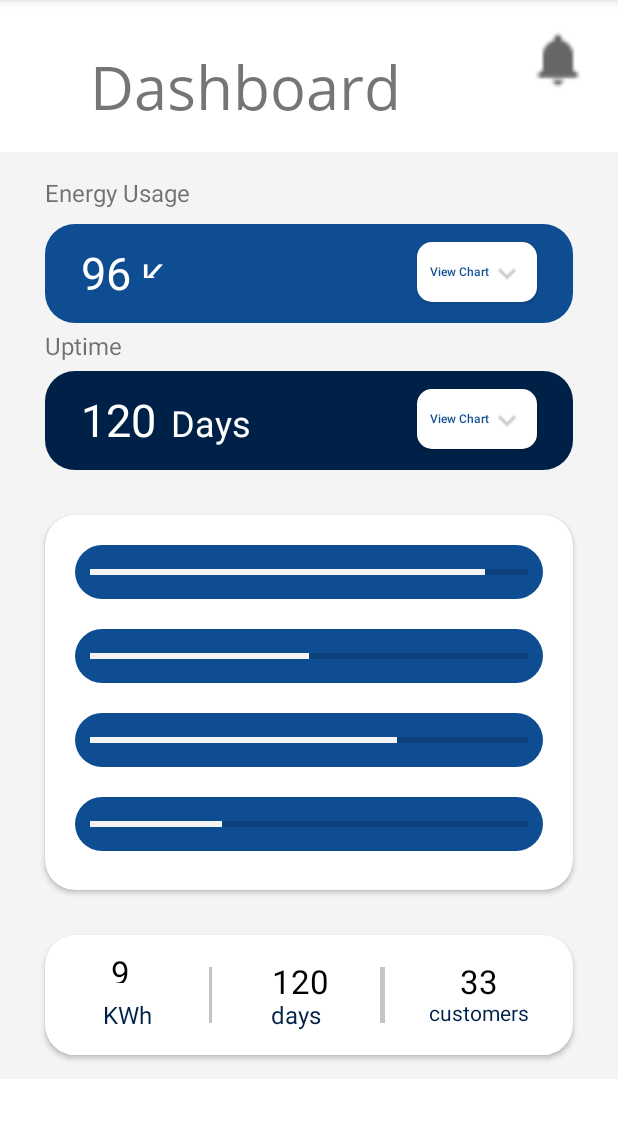
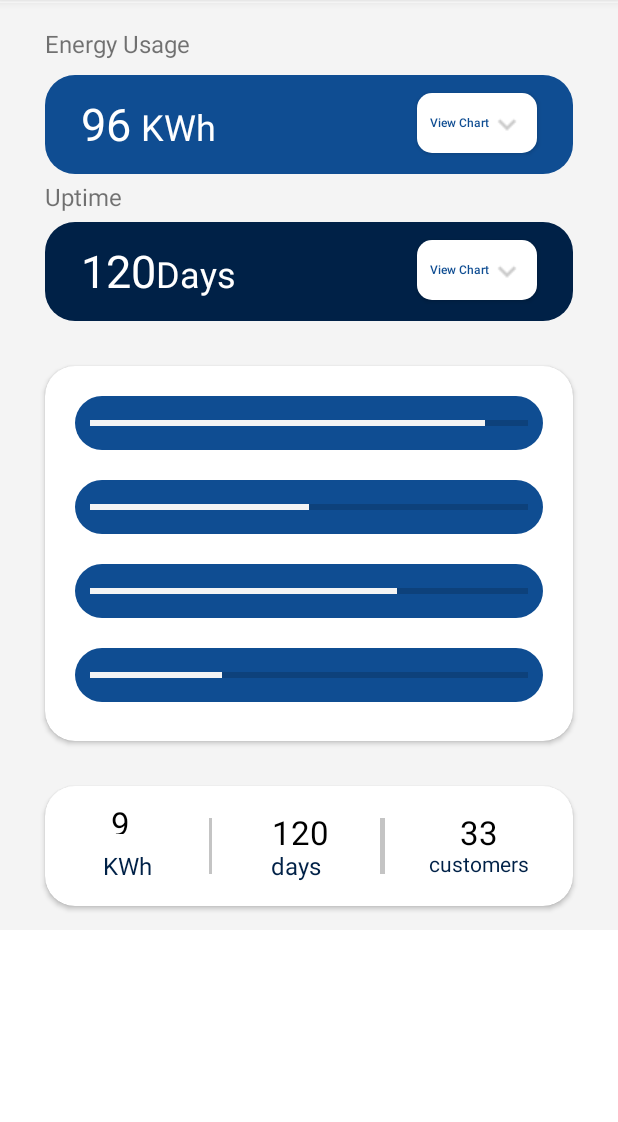
Before and after one commit to josdebum/Viathan-App, an Android app: the fragment DashboardFragment shown on its own in the app's theme, on a phone screen of 412 x 824 dp, the part 84-1206 px from its top. Run offline under Robolectric (Android 15) with nearby library versions, the phone set to English and light mode, and no system bars.

Commit message:
new commit

```diff
--- a/app/src/main/java/com/example/viathanapp/StatisticsScreen.kt
+++ b/app/src/main/java/com/example/viathanapp/StatisticsScreen.kt
@@ -20,11 +20,6 @@ class StatisticsScreen : AppCompatActivity() {
         viewPager.adapter = sectionsPagerAdapter
         val tabs: TabLayout = findViewById(R.id.tabs)
         tabs.setupWithViewPager(viewPager)
-        val fab: FloatingActionButton = findViewById(R.id.fab)
 
-        fab.setOnClickListener { view ->
-            Snackbar.make(view, "Replace with your own action", Snackbar.LENGTH_LONG)
-                .setAction("Action", null).show()
-        }
     }
 }
--- a/app/src/main/java/com/example/viathanapp/ui/customers/CustomersAdapter.kt
+++ b/app/src/main/java/com/example/viathanapp/ui/customers/CustomersAdapter.kt
@@ -41,7 +41,7 @@ private val context: Context
 
     override fun onCreateViewHolder(parent: ViewGroup, viewType: Int): ViewHolder {
         val view =
-            LayoutInflater.from(context).inflate(R.layout.message_item, parent, false)
+            LayoutInflater.from(context).inflate(R.layout.customers_item, parent, false)
 
         return ViewHolder(view)
     }
--- a/app/src/main/java/com/example/viathanapp/ui/dashboard/DashboardFragment.kt
+++ b/app/src/main/java/com/example/viathanapp/ui/dashboard/DashboardFragment.kt
@@ -1,14 +1,20 @@
 package com.example.viathanapp.ui.dashboard
 
+import android.content.Intent
 import android.os.Bundle
 import android.view.LayoutInflater
 import android.view.View
 import android.view.ViewGroup
+import android.widget.Button
+import androidx.drawerlayout.widget.DrawerLayout
 import androidx.fragment.app.Fragment
 import com.example.viathanapp.R
+import com.example.viathanapp.StatisticsScreen
+import kotlinx.android.synthetic.main.fragment_dashboard.*
+import kotlinx.android.synthetic.main.fragment_dashboard.view.*
 
 class DashboardFragment : Fragment() {
-
+    //private lateinit var button : Button
 
 
     override fun onCreateView(
@@ -16,13 +22,23 @@ class DashboardFragment : Fragment() {
         container: ViewGroup?,
         savedInstanceState: Bundle?
     ): View? {
-//        dashboardViewModel =
-//            ViewModelProviders.of(this).get(DashboardViewModel::class.java)
-       val root = inflater.inflate(R.layout.fragment_dashboard, container, false)
-//        val textView: TextView = root.findViewById(R.id.text_home)
-//        dashboardViewModel.text.observe(viewLifecycleOwner, Observer {
-//            textView.text = it
-//        })
+
+        val root = inflater.inflate(R.layout.fragment_dashboard, container, false)
+        root.view_bt.setOnClickListener(){
+            val context= root.context
+            val intent = Intent( context, StatisticsScreen::class.java)
+            context.startActivity(intent)
+
+        }
+
+
         return root
 
-}}
+    }
+
+    override fun onViewCreated(view: View, savedInstanceState: Bundle?) {
+        super.onViewCreated(view, savedInstanceState)
+
+
+    }
+    }
--- a/app/src/main/java/com/example/viathanapp/ui/main/SectionsPagerAdapter.kt
+++ b/app/src/main/java/com/example/viathanapp/ui/main/SectionsPagerAdapter.kt
@@ -8,7 +8,8 @@ import com.example.viathanapp.R
 
 private val TAB_TITLES = arrayOf(
     R.string.tab_text_1,
-    R.string.tab_text_2
+    R.string.tab_text_2,
+    R.string.tab_text_3
 )
 
 /**
@@ -30,6 +31,6 @@ class SectionsPagerAdapter(private val context: Context, fm: FragmentManager) :
 
     override fun getCount(): Int {
         // Show 2 total pages.
-        return 2
+        return 3
     }
 }
--- a/app/src/main/res/drawable/side_nav_bar.xml
+++ b/app/src/main/res/drawable/side_nav_bar.xml
@@ -2,9 +2,8 @@
     android:shape="rectangle">
     <gradient
 
-
-        android:centerColor="#FFFFFF"
-        android:endColor="#FFFFFF"
+        android:centerColor="#002147"
+        android:endColor="#002147"
         android:startColor="#FFFFFF"
         android:type="linear" />
 </shape>
--- a/app/src/main/res/layout/fragment_dashboard.xml
+++ b/app/src/main/res/layout/fragment_dashboard.xml
@@ -12,45 +12,18 @@
             android:layout_width="match_parent"
             android:layout_height="match_parent">
 
-            <androidx.constraintlayout.widget.ConstraintLayout
-                android:layout_width="match_parent"
-                android:layout_height="match_parent">
-
-
-                <androidx.appcompat.widget.AppCompatImageView
-                    android:id="@+id/notification"
-                    android:layout_width="40dp"
-                    android:layout_height="40dp"
-                    android:layout_margin="20dp"
-                    app:layout_constraintEnd_toEndOf="parent"
-                    app:layout_constraintTop_toTopOf="parent"
-                    android:src="@drawable/notification_icon"/>
-
-                <androidx.appcompat.widget.AppCompatTextView
-                    android:fontFamily="@font/open_sans_regular"
-                    android:id="@+id/text"
-                    android:layout_marginTop="30dp"
-                    android:layout_width="wrap_content"
-                    android:layout_height="wrap_content"
-                    app:layout_constraintStart_toStartOf="parent"
-                    app:layout_constraintTop_toTopOf="parent"
-                    android:text="@string/dashboard"
-                    android:textSize="40sp"
-                    android:layout_marginStart="60dp"
-                    android:layout_marginLeft="40dp" />
-
 
 
                     <androidx.constraintlayout.widget.ConstraintLayout
                         android:id="@+id/layout"
                         android:layout_width="match_parent"
                         android:layout_height="match_parent"
-                        app:layout_constraintTop_toBottomOf="@id/text"
+                        app:layout_constraintTop_toBottomOf="@id/notification"
                         app:layout_constraintStart_toStartOf="parent"
                         app:layout_constraintBottom_toBottomOf="parent"
                         android:background="#F4F4F4"
                         android:orientation="vertical"
-                        android:layout_marginTop="16dp">
+                        android:layout_marginTop="2dp">
                         <TextView
                             android:id="@+id/text1"
                             android:layout_width="wrap_content"
@@ -93,8 +66,8 @@
 
                             <androidx.appcompat.widget.AppCompatTextView
                                 android:id="@+id/text2"
-                                android:layout_width="36dp"
-                                android:layout_height="18dp"
+                                android:layout_width="wrap_content"
+                                android:layout_height="wrap_content"
                                 android:layout_alignLeft="@id/energy_value"
                                 android:layout_marginStart="40dp"
                                 android:layout_marginLeft="40dp"
@@ -171,11 +144,11 @@
                                 android:layout_width="wrap_content"
                                 android:layout_height="wrap_content"
                                 android:text="@string/days"
-                                android:layout_marginStart="60dp"
+                                android:layout_marginStart="50dp"
                                 android:layout_alignLeft="@id/time_value"
                                 android:layout_marginTop="14dp"
                                 android:textSize="24sp"
-                                android:layout_marginLeft="60dp"
+                                android:layout_marginLeft="50dp"
                                 android:layout_alignStart="@id/time_value" />
 
                             <androidx.appcompat.widget.AppCompatButton
@@ -414,8 +387,6 @@
 
 
 
-                </androidx.constraintlayout.widget.ConstraintLayout>
-
 
 
 
--- a/app/src/main/res/values/strings.xml
+++ b/app/src/main/res/values/strings.xml
@@ -25,6 +25,8 @@
     <!-- TODO: Remove or change this placeholder text -->
     <string name="hello_blank_fragment">Hello blank fragment</string>
     <string name="title_activity_statistics_screen">StatisticsScreen</string>
-    <string name="tab_text_1">Tab 1</string>
-    <string name="tab_text_2">Tab 2</string>
+    <string name="tab_text_1">Today</string>
+    <string name="tab_text_2">Week</string>
+    <string name="tab_text_3">Month</string>
+    <string name="landmark_centre">Landmark Centre</string>
 </resources>
```
Also changed, not shown: app/src/main/AndroidManifest.xml (+4 -3 lines), app/src/main/java/com/example/viathanapp/EachMessage.kt (+8 -8 lines), app/src/main/java/com/example/viathanapp/NavigationActivity.kt (+1 -44 lines), app/src/main/java/com/example/viathanapp/ui/main/PlaceholderFragment.kt (+4 -4 lines), app/src/main/res/drawable/menu_bg.xml (added, +10 -0 lines), app/src/main/res/drawable/tab_bg.xml (added, +15 -0 lines), app/src/main/res/layout/activity_each__customer.xml (+3 -4 lines), app/src/main/res/layout/activity_statistics_screen.xml (+42 -10 lines), app/src/main/res/layout/fragment_messages.xml (+4 -12 lines), app/src/main/res/layout/nav_header_main.xml (+3 -8 lines), app/src/main/res/drawable/share_bt.png (added).
